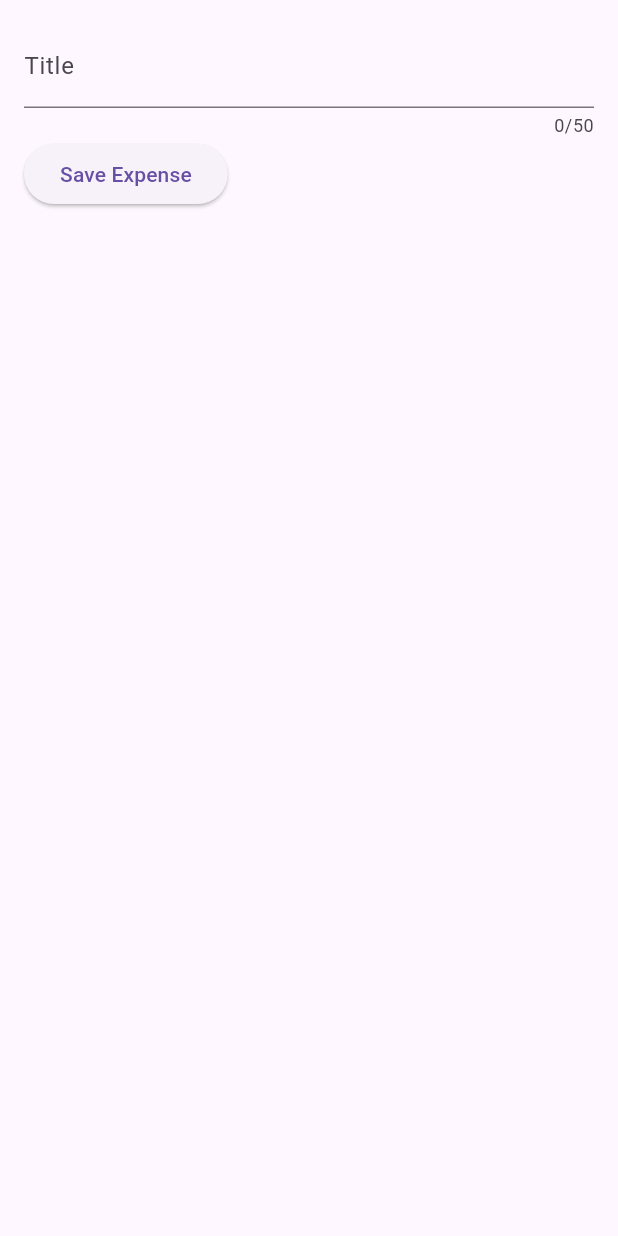
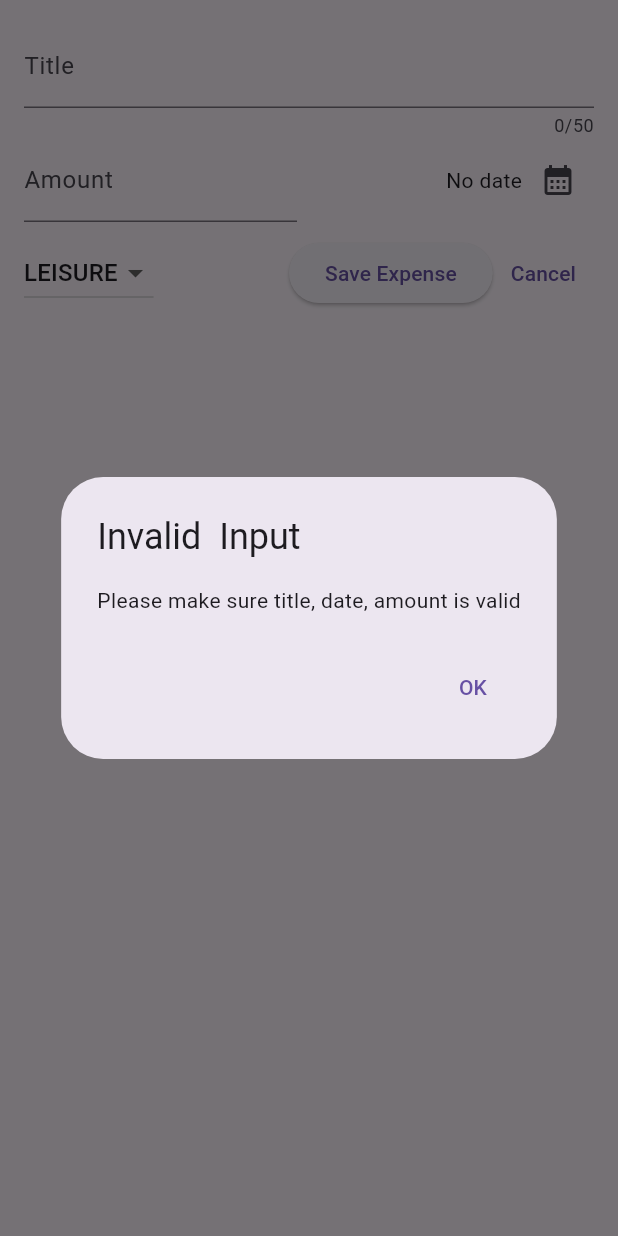
Before and after one commit to josuemj/Flutter-projects, a Flutter app: the NewExpense widget shown alone on an empty page, opened directly, after a tap on "Save Expense", on a phone screen of 412 x 824 dp. Run offline on Flutter 3.47's test engine with Material 3 defaults, Android fonts, the phone set to English and light mode, and no system bars; our stand-ins replace google_fonts.

Commit message:
feat: dialog and data validation for expenses

```diff
--- a/expense_tracker/lib/widgets/new_expense.dart
+++ b/expense_tracker/lib/widgets/new_expense.dart
@@ -1,3 +1,4 @@
+import 'package:expense_tracker/models/expense.dart';
 import 'package:flutter/material.dart';
 
 class NewExpense extends StatefulWidget {
@@ -10,9 +11,58 @@ class NewExpense extends StatefulWidget {
 }
 
 class _NewExpenseState extends State<NewExpense> {
-  var _enteredTitle = '';
-  void _saveTitleInput(String inputValue) {
-    _enteredTitle = inputValue;
+  final _titleController = TextEditingController();
+  final _amountController = TextEditingController();
+  DateTime? _selectedDate;
+  Category _selectedCategory = Category.leisure;
+
+  void _presentDatePicker() async {
+    final now = DateTime.now();
+    final firstDate = DateTime(now.year - 1, now.month, now.day);
+
+    final pickedDate = await showDatePicker(
+      context: context,
+      firstDate: firstDate,
+      lastDate: now,
+    );
+    setState(() {
+      _selectedDate = pickedDate;
+    });
+  }
+
+  @override
+  void dispose() {
+    _titleController
+        .dispose(); // telling is not necessary so app does not crash
+    _amountController.dispose();
+    super.dispose();
+  }
+
+  //data validation
+  void _submitExpenseData() {
+    final enteredAmount = double.tryParse(_amountController.text);
+    final amountIsInvalid = enteredAmount == null || enteredAmount <= 0;
+
+    if (_titleController.text.trim().isEmpty ||
+        amountIsInvalid ||
+        _selectedDate == null) {
+      // show erroe message
+      showDialog(
+        context: context,
+        builder: (context) => AlertDialog(
+          title: Text('Invalid  Input'),
+          content: const Text('Please make sure title, date, amount is valid'),
+          actions: [
+            TextButton(
+                onPressed: () {
+                  Navigator.pop(context);
+                },
+                child: Text('OK'))
+          ],
+        ),
+      );
+      return;
+    }
   }
 
   @override
@@ -22,18 +72,71 @@ class _NewExpenseState extends State<NewExpense> {
       child: Column(
         children: [
           TextField(
-            onChanged: _saveTitleInput,
+            controller: _titleController,
             maxLength: 50,
-            decoration: const InputDecoration(label: Text('Title')),
+            decoration: const InputDecoration(
+              label: Text('Title'),
+            ),
           ),
           Row(
             children: [
+              Expanded(
+                child: TextField(
+                  controller: _amountController,
+                  keyboardType: TextInputType.number,
+                  decoration: const InputDecoration(
+                    prefixText: '\$ ',
+                    label: Text('Amount'),
+                  ),
+                ),
+              ),
+              SizedBox(width: 16),
+              Expanded(
+                  child: Row(
+                mainAxisAlignment: MainAxisAlignment.end,
+                crossAxisAlignment: CrossAxisAlignment.center,
+                children: [
+                  Text(_selectedDate == null
+                      ? "No date"
+                      : formatter.format(_selectedDate!)),
+                  IconButton(
+                      onPressed: _presentDatePicker,
+                      icon: Icon(Icons.calendar_month))
+                ],
+              ))
+            ],
+          ),
+          SizedBox(height: 10),
+          Row(
+            children: [
+              DropdownButton(
+                  value: _selectedCategory,
+                  items: Category.values
+                      .map((category) => DropdownMenuItem(
+                            value: category,
+                            child: Text(
+                              category.name.toUpperCase(),
+                            ),
+                          ))
+                      .toList(),
+                  onChanged: (value) {
+                    if (value == null) {
+                      return;
+                    }
+                    setState(() {
+                      _selectedCategory = value;
+                    });
+                  }),
+              Spacer(),
               ElevatedButton(
-                onPressed: () {
-                  print(_enteredTitle);
-                },
+                onPressed: _submitExpenseData,
                 child: const Text('Save Expense'),
-              )
+              ),
+              TextButton(
+                  onPressed: () {
+                    Navigator.pop(context); // Removes the overlay from screen
+                  },
+                  child: const Text('Cancel'))
             ],
           )
         ],
```
